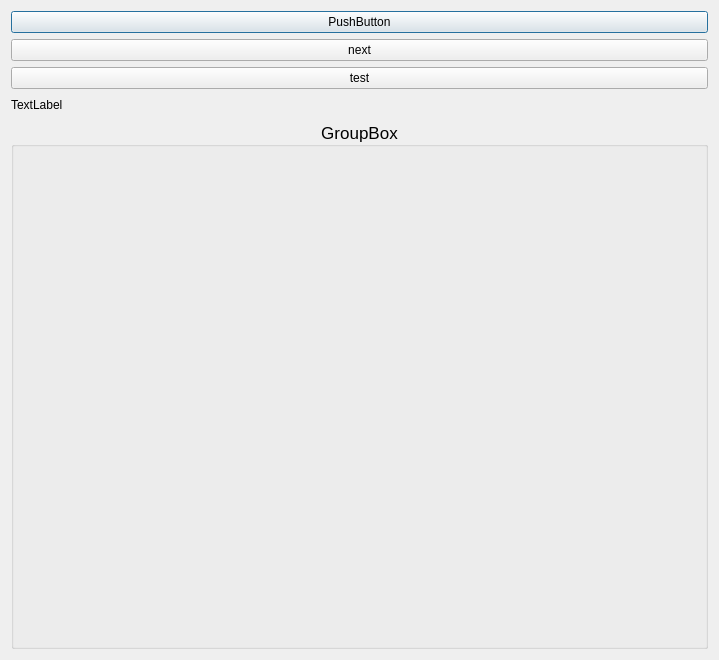
This is Translate/constructorform.ui in gagikpog/TestAndTranslate as Qt 5 draws it before an edit. The edited form follows.
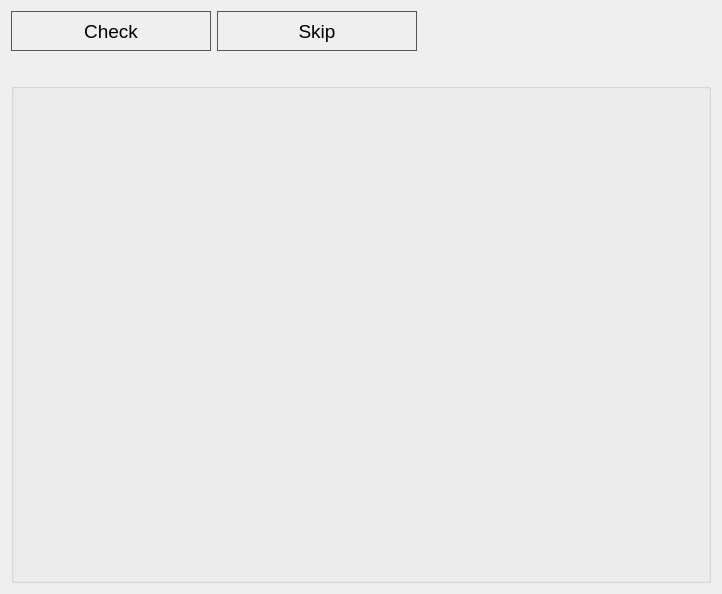
This is the edited form.

Diff of the .ui file:
```diff
--- a/Translate/constructorform.ui
+++ b/Translate/constructorform.ui
@@ -7,56 +7,133 @@
     <x>0</x>
     <y>0</y>
     <width>719</width>
-    <height>660</height>
+    <height>592</height>
    </rect>
   </property>
   <property name="windowTitle">
    <string>Dialog</string>
   </property>
+  <property name="styleSheet">
+   <string notr="true">QWidget {
+background: qradialgradient(cx: 0.3, cy: -0.4,
+fx: 0.3, fy: -0.4,
+radius: 1.3, stop: 0 #fff, stop: 1 #ddd);
+}
+QPushButton:!enabled {
+background: qradialgradient(cx: 0.3, cy: -0.4,
+fx: 0.3, fy: -0.4,
+radius: 1.3, stop: 0 #fff, stop: 1 #fff);
+border: 1px solid #bbb
+}
+QPushButton {
+color: #000;
+border: 1px solid #555;
+padding: 5px;
+background: qradialgradient(cx: 0.3, cy: -0.4,
+fx: 0.3, fy: -0.4,
+radius: 1.3, stop: 0 #eee, stop: 1 #fff);
+}
+QPushButton:hover {
+background: qradialgradient(cx: 0.3, cy: -0.4,
+fx: 0.3, fy: -0.4,
+radius: 1.3, stop: 0 #eee, stop: 1 #ddd);
+}
+QPushButton:pressed {
+background: qradialgradient(cx: 0.4, cy: -0.1,
+fx: 0.4, fy: -0.1,
+radius: 1.3, stop: 0 #e5e5e5, stop: 1 #d5d5d5);
+}</string>
+  </property>
   <layout class="QVBoxLayout" name="verticalLayout">
    <item>
-    <widget class="QPushButton" name="pushButton_2">
-     <property name="text">
-      <string>PushButton</string>
+    <layout class="QHBoxLayout" name="horizontalLayout">
+     <property name="sizeConstraint">
+      <enum>QLayout::SetDefaultConstraint</enum>
      </property>
-    </widget>
+     <item>
+      <widget class="QPushButton" name="btnTest">
+       <property name="minimumSize">
+        <size>
+         <width>200</width>
+         <height>40</height>
+        </size>
+       </property>
+       <property name="font">
+        <font>
+         <pointsize>14</pointsize>
+        </font>
+       </property>
+       <property name="text">
+        <string>Check</string>
+       </property>
+      </widget>
+     </item>
+     <item>
+      <widget class="QPushButton" name="btnSkip">
+       <property name="minimumSize">
+        <size>
+         <width>200</width>
+         <height>40</height>
+        </size>
+       </property>
+       <property name="font">
+        <font>
+         <pointsize>14</pointsize>
+        </font>
+       </property>
+       <property name="text">
+        <string>Skip</string>
+       </property>
+      </widget>
+     </item>
+     <item>
+      <spacer name="horizontalSpacer">
+       <property name="orientation">
+        <enum>Qt::Horizontal</enum>
+       </property>
+       <property name="sizeHint" stdset="0">
+        <size>
+         <width>40</width>
+         <height>20</height>
+        </size>
+       </property>
+      </spacer>
+     </item>
+    </layout>
    </item>
    <item>
-    <widget class="QPushButton" name="pushButton_3">
-     <property name="text">
-      <string>next</string>
-     </property>
-    </widget>
-   </item>
-   <item>
-    <widget class="QPushButton" name="pushButton">
-     <property name="text">
-      <string>test</string>
-     </property>
-    </widget>
-   </item>
-   <item>
-    <widget class="QLabel" name="label">
+    <widget class="QLabel" name="labelStatus">
      <property name="maximumSize">
       <size>
        <width>16777215</width>
        <height>20</height>
       </size>
      </property>
-     <property name="text">
-      <string>TextLabel</string>
-     </property>
-    </widget>
-   </item>
-   <item>
-    <widget class="QGroupBox" name="frame">
      <property name="font">
       <font>
        <pointsize>13</pointsize>
       </font>
      </property>
+     <property name="text">
+      <string/>
+     </property>
+    </widget>
+   </item>
+   <item>
+    <widget class="QGroupBox" name="frame">
+     <property name="minimumSize">
+      <size>
+       <width>700</width>
+       <height>500</height>
+      </size>
+     </property>
+     <property name="font">
+      <font>
+       <pointsize>14</pointsize>
+      </font>
+     </property>
      <property name="title">
-      <string>GroupBox</string>
+      <string/>
      </property>
      <property name="alignment">
       <set>Qt::AlignCenter</set>
```
